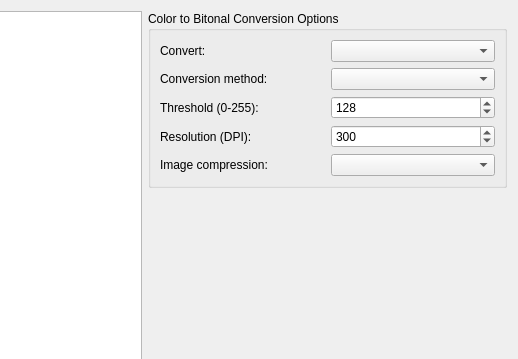
First picture: the form in Pdf4QtLibGui/pdfcreatebitonaldocumentdialog.ui, repository JakubMelka/PDF4QT, before the edit; both pictures show x 223 to 741 and y 0 to 359 of the 741 by 530 pixel window.
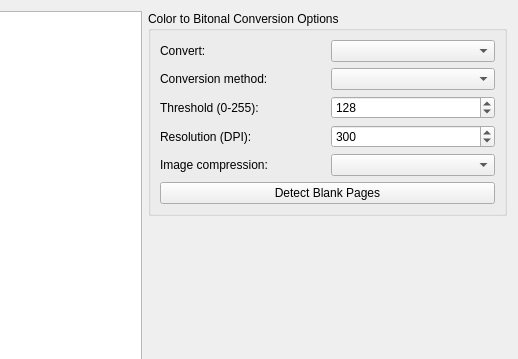
Second picture: the form after the edit.

Commit message: Issue #425: Blank page detection

What changed in the file:
```diff
--- a/Pdf4QtLibGui/pdfcreatebitonaldocumentdialog.ui
+++ b/Pdf4QtLibGui/pdfcreatebitonaldocumentdialog.ui
@@ -100,6 +100,13 @@
       <item row="4" column="1">
        <widget class="QComboBox" name="compressionComboBox"/>
       </item>
+      <item row="5" column="0" colspan="2">
+       <widget class="QPushButton" name="detectBlankPagesButton">
+        <property name="text">
+         <string>Detect Blank Pages</string>
+        </property>
+       </widget>
+      </item>
      </layout>
     </widget>
    </item>
```
The commit also changes 10 other files.
